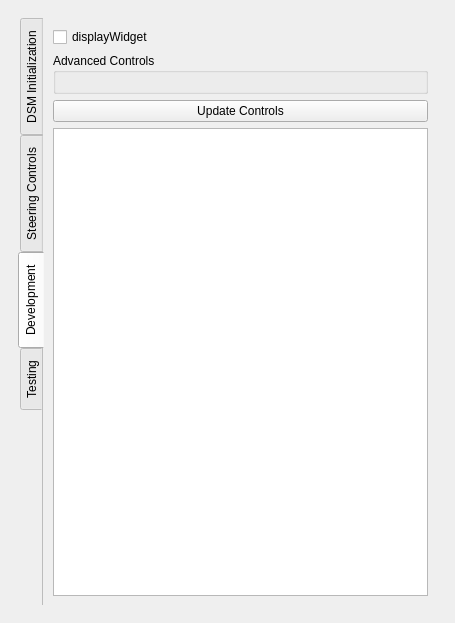
Qt form pqDSMViewerPanel.ui (soumagne/icarus) before a commit.
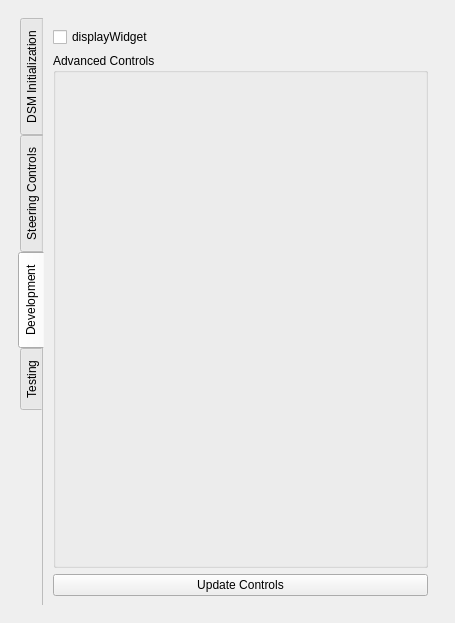
The same form after that commit. The open tabs and pages were chosen to show the change. Icons and pictures are not drawn.

Commit message:
Autogenerated Steering panel added for easy creation of gui objects
Create a DSMHelperProxy which contains the XML necessary to make
a nice GUI panl. Link this to proxies and use pqAutoGeneratedObjectPanel and
pqObjectInspector widgets to manage all our accept/reject of param changes for us.

```diff
--- a/pqDSMViewerPanel.ui
+++ b/pqDSMViewerPanel.ui
@@ -611,7 +611,11 @@
               <property name="title">
                <string>Advanced Controls</string>
               </property>
-              <layout class="QGridLayout" name="gridLayout_4"/>
+              <layout class="QVBoxLayout" name="verticalLayout_9">
+               <item>
+                <layout class="QVBoxLayout" name="generatedLayout"/>
+               </item>
+              </layout>
              </widget>
             </item>
             <item>
@@ -621,9 +625,6 @@
               </property>
              </widget>
             </item>
-            <item>
-             <widget class="QGraphicsView" name="dsmHTMView"/>
-            </item>
            </layout>
           </widget>
           <widget class="QWidget" name="Testing">
@@ -693,6 +694,9 @@
               </layout>
              </widget>
             </item>
+            <item>
+             <widget class="QGraphicsView" name="dsmHTMView"/>
+            </item>
             <item>
              <spacer name="verticalSpacer_2">
               <property name="orientation">
```
Left out of the diff: 6 changed lines with no effect on the pictures. Lines whose indentation alone changed are shown as unchanged. The commit also changes 7 other files.
